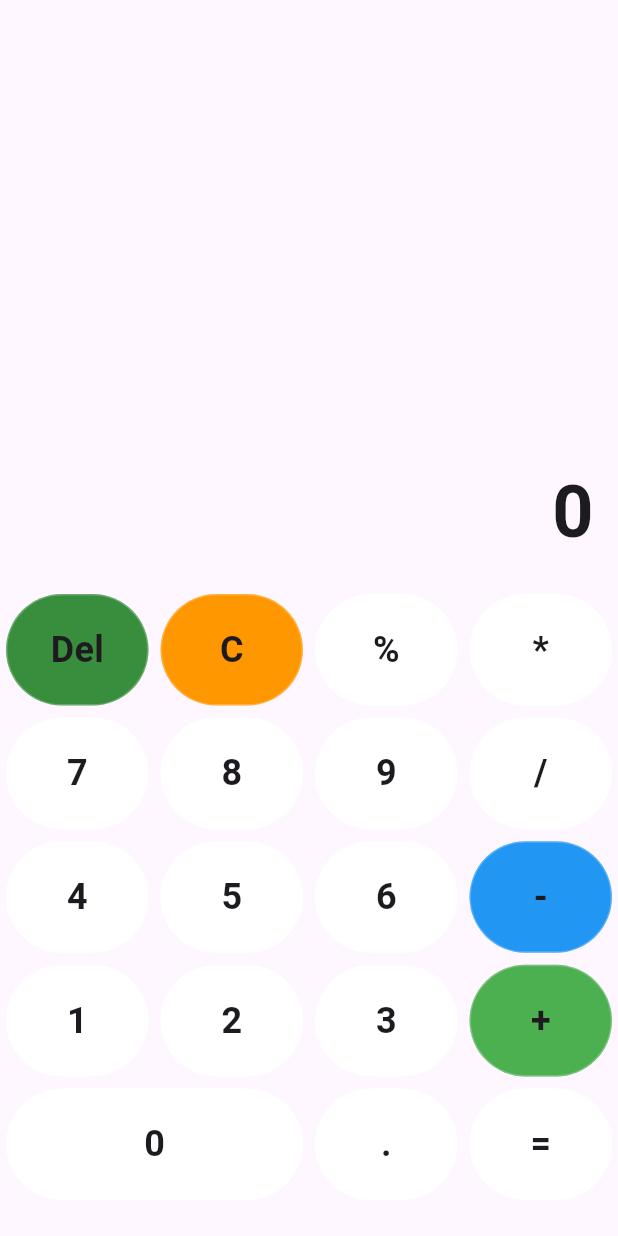
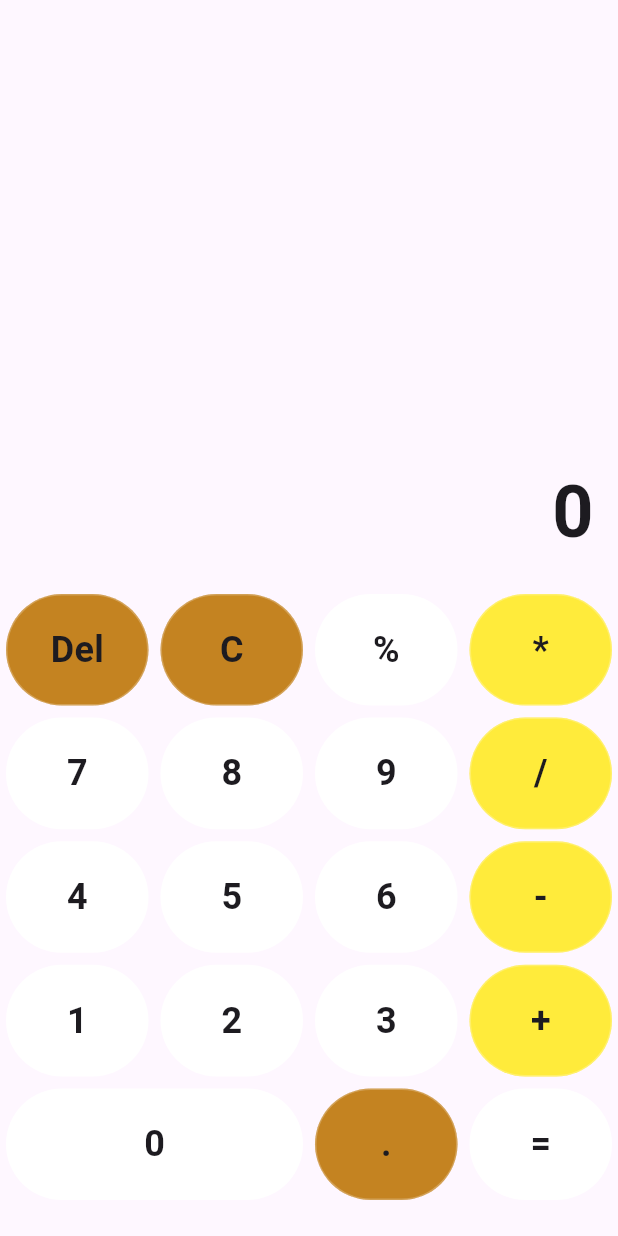
Before and after one commit to foundsunidhi/calculator_app, a Flutter app: the screen it shows after launch, on a phone screen of 412 x 824 dp. Run offline on Flutter 3.47's test engine with Material 3 defaults, Android fonts, the phone set to English and light mode, and no system bars.

Commit message:
edit keypad colors

```diff
--- a/lib/constants/colors.dart
+++ /dev/null
@@ -1,25 +0,0 @@
-class CColor {
-
-  static const int primaryColor = 0xFF3F51B5;
-  static const int primaryLightColor = 0xFFC5CAE9;
-  static const int primaryDarkColor = 0xFF303F9F;
-
-  static const int secondaryColor = 0xFF4CAF50;
-  static const int secondaryLightColor = 0xFFC8E6C9;
-  static const int secondaryDarkColor = 0xFF388E3C;
-
-  static const int textColor = 0xFF212121;
-  static const int textColorLight = 0xFF757575;
-  static const int textColorDark = 0xFF000000;
-
-  static const int backgroundColor = 0xFFFFFFFF;
-  static const int backgroundColorLight = 0xFFE0E0E0;
-  static const int backgroundColorDark = 0xFFBDBDBD;
-
-  static const int errorColor = 0xFFD32F2F;
-  static const int warningColor = 0xFFFFA000;
-  static const int infoColor = 0xFF1976D2;
-  static const int successColor = 0xFF388E3C;
-
-  static const int transparent = 0x00000000;
-}
--- a/lib/widgets/calculator_keypad.dart
+++ b/lib/widgets/calculator_keypad.dart
@@ -1,4 +1,3 @@
-import 'package:calculator_app/constants/colors.dart';
 import 'package:flutter/material.dart';
 import 'package:calculator_app/constants/button_values.dart';
 import 'package:calculator_app/widgets/calculator_button.dart';
@@ -16,30 +15,36 @@ class CalculatorKeypad extends StatelessWidget {
     final screenSize = MediaQuery.of(context).size;
 
     return Wrap(
-      children: Btn.buttonValues
-        .map(
+      children: Btn.buttonValues.map(
         (value) {
           Color backgroundColor;
           switch (value) {
             case Btn.del:
-            backgroundColor = const Color(CColor.secondaryDarkColor);
+              backgroundColor = const Color.fromARGB(255, 196, 131, 33);
               break;
             case Btn.clr:
-            backgroundColor = Colors.orange;
+              backgroundColor = const Color.fromARGB(255, 196, 131, 33);
               break;
             case Btn.add:
-            backgroundColor = Colors.green;
+              backgroundColor = Colors.yellow;
               break;
             case Btn.subtract:
-            backgroundColor = Colors.blue;
+              backgroundColor = Colors.yellow;
               break;
+            case Btn.multiply:
+              backgroundColor = Colors.yellow;
+              break;
+            case Btn.divide:
+              backgroundColor = Colors.yellow;
+              break;
+            case Btn.dot:
+              backgroundColor = const Color.fromARGB(255, 196, 131, 33);
             default:
               backgroundColor = Colors.white;
           }
           return SizedBox(
-          width: value == Btn.n0
-            ? screenSize.width / 2
-            : (screenSize.width / 4),
+            width:
+                value == Btn.n0 ? screenSize.width / 2 : (screenSize.width / 4),
             height: screenSize.width / 5,
             child: CalculatorButton(
               value: value,
@@ -48,8 +53,7 @@ class CalculatorKeypad extends StatelessWidget {
             ),
           );
         },
-        )
-        .toList(),
+      ).toList(),
     );
   }
 }
```
Lines whose indentation alone changed are shown as unchanged.
